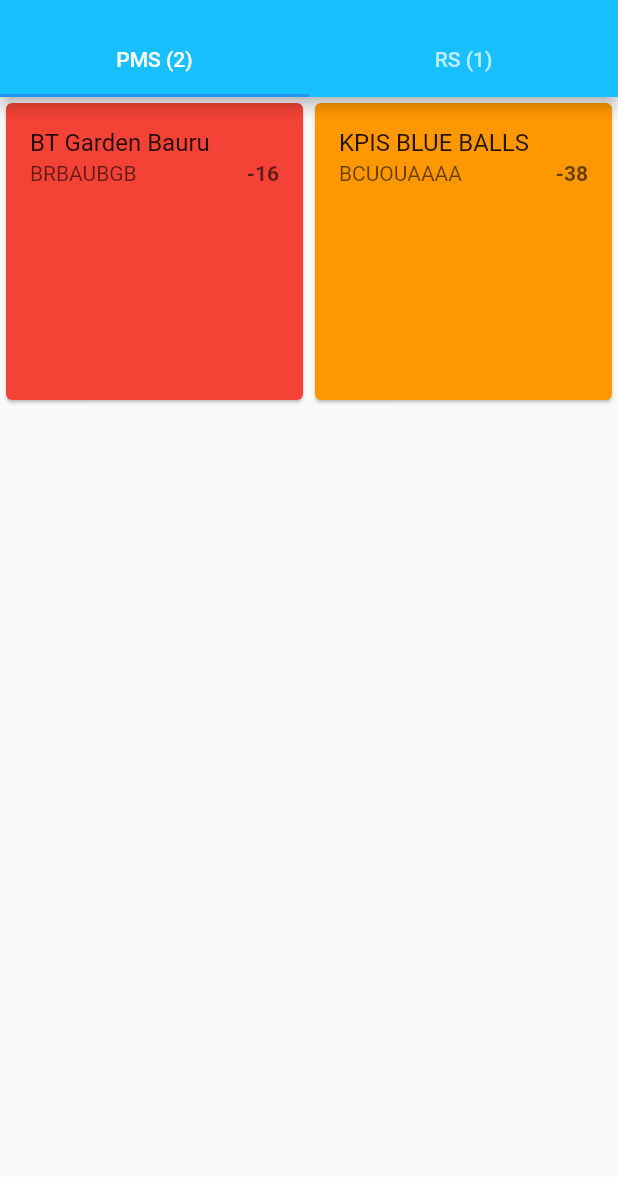
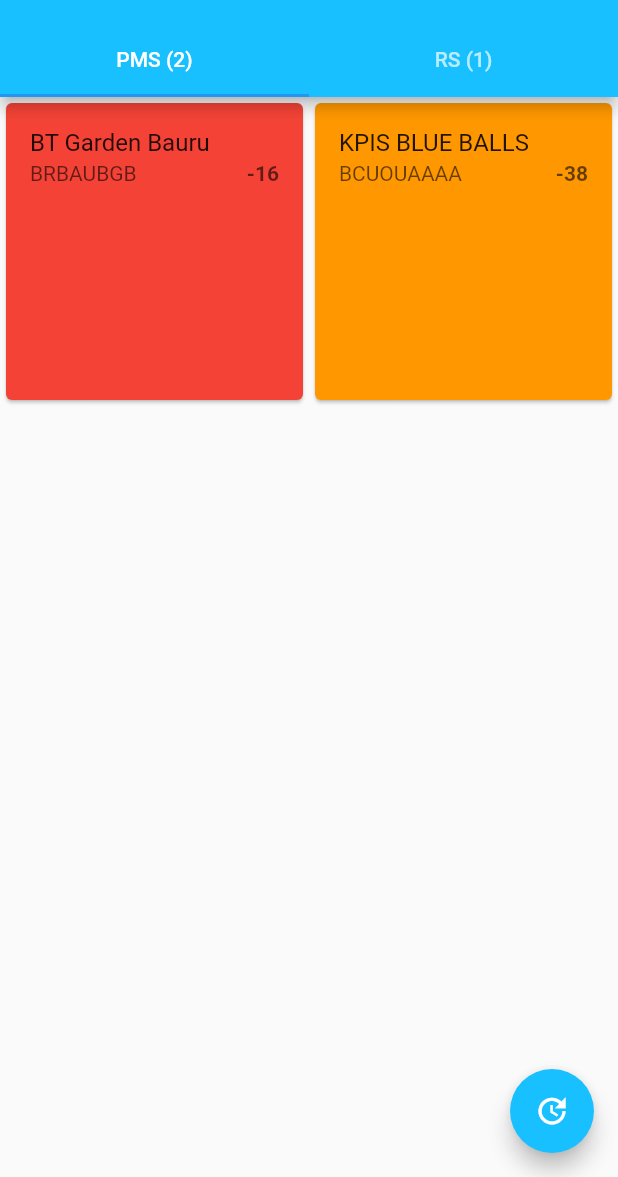
Before and after one commit to Sysnando/monitoring-system, a Flutter app: the screen it shows after launch, on a phone screen of 412 x 824 dp, the part 59-1236 px from its top. Run offline on Flutter 3.47's test engine with Material 2 defaults, Android fonts, the light colour scheme and no system bars.

Commit message:
refresh tab titles and content

```diff
--- a/lib/main.dart
+++ b/lib/main.dart
@@ -1,4 +1,3 @@
-import 'package:climber_monitoring/model/hotel.dart';
 import 'package:climber_monitoring/service/hotel.service.dart';
 import 'package:flutter/material.dart';
 
@@ -17,172 +16,8 @@ class ClimberApp extends StatelessWidget {
       title: appTitle,
       home: DefaultTabController(
         length: 2,
-        child: HomePage(title: appTitle)
-
+        child: HotelPage(title: appTitle)
       )
     );
   }
 }
-
-
-// class HomePage extends StatefulWidget {
-
-//   final String title;
-//   const HomePage({ Key? key, required this.title}) : super(key: key);
-
-//   @override
-//   State<HomePage> createState() => _HomePageState(title: title);
-// }
-
-// class _HomePageState extends State<HomePage> {
-
-//   _HomePageState({ required this.title});
-
-//   final String title;
-//   List<Hotel> hotelList = hotelService.fetchHotels();
-
-//   @override
-//   Widget build(BuildContext context) {
-//     return Scaffold(
-//       appBar: AppBar(
-//         title: Text(title),
-//         backgroundColor: const Color.fromRGBO(25, 192, 255, 1),
-//         bottom: TabBar(tabs: [
-//           Tab(text: 'PMS (' + hotelService.countByIntegration(hotelList, HotelIntegrationType.KpisCalculatedTime).toString() + ')'),
-//           Tab(text: 'RS (' + hotelService.countByIntegration(hotelList, HotelIntegrationType.RatesCalculatedTime).toString() + ')'),
-//         ],)
-//       ),
-//       body: RefreshIndicator(
-//         onRefresh: () async {
-//           print('entrou aqui 2');
-//           await Future.delayed(Duration(seconds: 2));
-//           updateData();
-//         },
-//         child: TabBarView(children: hotelService.buildHotels(hotelList)),
-//         color: Colors.white,
-//         backgroundColor: Colors.purple,
-//         triggerMode: RefreshIndicatorTriggerMode.anywhere,
-//       )
-//     );
-//   }
-
-//   void updateData(){
-//     print('entrou aqui ');
-//     hotelList = hotelService.fetchHotels1();
-
-//     setState(() {});
-//   }
-// }
-
-class HomePage extends StatelessWidget {
-  const HomePage({ Key? key, required this.title}) : super(key: key);
-
-  final String title;
-
-  @override
-  Widget build(BuildContext context) {
-
-    List<Hotel> hotelList = hotelService.fetchHotels();
-
-    return Scaffold(
-      appBar: AppBar(
-        title: Text(title),
-        backgroundColor: const Color.fromRGBO(25, 192, 255, 1),
-        bottom: TabBar(tabs: [
-          Tab(text: 'PMS (' + hotelService.countByIntegration(hotelList, HotelIntegrationType.KpisCalculatedTime).toString() + ')'),
-          Tab(text: 'RS (' + hotelService.countByIntegration(hotelList, HotelIntegrationType.RatesCalculatedTime).toString() + ')')
-        ],)
-      ),
-      body: TabBarView(children: hotelService.buildHotels(hotelList),
-      )
-    );
-  }
-}
-
-// class HotelTitle extends StatefulWidget {
-
-//   final List<Hotel> hotelList;
-//   final String integrationType;
-
-//   const HotelTitle({ Key? key, required this.hotelList, required this.integrationType }) : super(key: key);
-
-//   @override
-//   State<HotelTitle> createState() => _HotelTitleState(hotelList, this.integrationType);
-// }
-
-// class _HotelTitleState extends State<HotelTitle> {
-//   String _count = "";
-//   final List<Hotel> hotelList;
-//   final HotelIntegrationType integrationType;
-
-//   _HotelTitleState(this.hotelList, this.integrationType);
-
-//   void sum() {
-//     setState(() {
-//       _count = this.integrationType.name + '(' + hotelService.countByIntegration(this.hotelList, this.integrationType).toString() + ')';
-//     });
-//   }
-
-//   @override
-//   Widget build(BuildContext context) {
-//     return SizedBox(
-//       width: 18,
-//       child: SizedBox(
-//         child: Text(_count),
-//       ),
-//     );
-//   }
-// }
-
-
-// class FavoriteWidget extends StatefulWidget {
-//   const FavoriteWidget({Key? key}) : super(key: key);
-
-//   @override
-//   _FavoriteWidgetState createState() => _FavoriteWidgetState();
-
-// }
-
-// class _FavoriteWidgetState extends State<FavoriteWidget> {
-//   bool _isFavorited = true;
-//   int _favoriteCount = 41;
-
-//   void _toggleFavorite() {
-//     setState(() {
-//       if (_isFavorited) {
-//         _favoriteCount -= 1;
-//         _isFavorited = false;
-//       } else {
-//         _favoriteCount += 1;
-//         _isFavorited = true;
-//       }
-//     });
-//   }
-
-//   @override
-//   Widget build(BuildContext context) {
-//     return Row(
-//       mainAxisSize: MainAxisSize.min,
-//       children: [
-//         Container(
-//           padding: const EdgeInsets.all(0),
-//           child: IconButton(
-//             padding: const EdgeInsets.all(0),
-//             alignment: Alignment.centerRight,
-//             icon: (_isFavorited
-//                 ? const Icon(Icons.star)
-//                 : const Icon(Icons.star_border)),
-//             color: Colors.red[500],
-//             onPressed: _toggleFavorite,
-//           ),
-//         ),
-//         SizedBox(
-//           width: 18,
-//           child: SizedBox(
-//             child: Text('$_favoriteCount'),
-//           ),
-//         ),
-//       ],
-//     );
-//   }
-// }
--- a/lib/service/hotel.service.dart
+++ b/lib/service/hotel.service.dart
@@ -1,12 +1,13 @@
 import 'dart:convert';
 
+import 'package:climber_monitoring/main.dart';
 import 'package:climber_monitoring/model/hotel.dart';
 import 'package:flutter/material.dart';
 
 class HotelService {
 
   static const String response = '[{ "hotelId": 1001160, "hotelName": "BT Garden Bauru", "hotelCode": "BRBAUBGB", "integrationSLA": "KpisCalculatedTime", "lastUpdate": "2022-04-23T01:47:01.000+0000", "integrationStatus": 2, "hpId": 1000000}, { "hotelId": 100116099, "hotelName": "Blue Balls", "hotelCode": "XXXXNNNN", "integrationSLA": "RatesCalculatedTime", "lastUpdate": "2022-04-23T01:47:01.000+0000", "integrationStatus": 1, "hpId": 1000000}, { "hotelId": 100999099, "hotelName": "KPIS BLUE BALLS", "hotelCode": "BCUOUAAAA", "integrationSLA": "KpisCalculatedTime", "lastUpdate": "2022-04-01T01:47:01.000+0000", "integrationStatus": 1, "hpId": 1000000}]';
-  static const String response2 = '[{ "hotelId": 1001160, "hotelName": "BT Garden Bauru", "hotelCode": "BRBAUBGB", "integrationSLA": "KpisCalculatedTime", "lastUpdate": "2022-04-23T01:47:01.000+0000", "integrationStatus": 2, "hpId": 1000000}, { "hotelId": 100116099, "hotelName": "Blue Balls", "hotelCode": "XXXXNNNN", "integrationSLA": "RatesCalculatedTime", "lastUpdate": "2022-04-23T01:47:01.000+0000", "integrationStatus": 1, "hpId": 1000000}, { "hotelId": 100999099, "hotelName": "KPIS BLUE BALLS", "hotelCode": "BCUOUAAAA", "integrationSLA": "KpisCalculatedTime", "lastUpdate": "2022-04-01T01:47:01.000+0000", "integrationStatus": 1, "hpId": 1000000} , { "hotelId": 100999099, "hotelName": "KPIS BLUE BALLS", "hotelCode": "BCUOUAAAA", "integrationSLA": "KpisCalculatedTime", "lastUpdate": "2022-04-01T01:47:01.000+0000", "integrationStatus": 1, "hpId": 1000000}]';
+  static const String response2 = '[{ "hotelId": 1001160, "hotelName": "BT Garden Bauru", "hotelCode": "BRBAUBGB", "integrationSLA": "KpisCalculatedTime", "lastUpdate": "2022-04-23T01:47:01.000+0000", "integrationStatus": 2, "hpId": 1000000}, { "hotelId": 100116099, "hotelName": "Blue Balls", "hotelCode": "XXXXNNNN", "integrationSLA": "RatesCalculatedTime", "lastUpdate": "2022-04-23T01:47:01.000+0000", "integrationStatus": 1, "hpId": 1000000}, { "hotelId": 100999099, "hotelName": "KPIS BLUE BALLS", "hotelCode": "BCUOUAAAA", "integrationSLA": "KpisCalculatedTime", "lastUpdate": "2022-04-01T01:47:01.000+0000", "integrationStatus": 1, "hpId": 1000000} , { "hotelId": 100999099, "hotelName": "KPIS BLUE BALLS 2", "hotelCode": "BCUOUAAAA2", "integrationSLA": "KpisCalculatedTime", "lastUpdate": "2022-04-01T01:47:01.000+0000", "integrationStatus": 1, "hpId": 1000000}, { "hotelId": 100116099, "hotelName": "Blue Balls", "hotelCode": "XXXXNNNN2", "integrationSLA": "RatesCalculatedTime", "lastUpdate": "2022-04-23T01:47:01.000+0000", "integrationStatus": 1, "hpId": 1000000}]';
 
   List<Hotel> fetchHotels() {
     return parseHotels(response);
@@ -35,49 +36,81 @@ class HotelService {
 
 //-----Widgets-----
 
+class HotelPage extends StatefulWidget {
+  final String title;
+  const HotelPage({ Key? key, required this.title }) : super(key: key);
+
+  @override
+  State<HotelPage> createState() => _HotelPageState(this.title);
+}
+
+class _HotelPageState extends State<HotelPage> {
+
+  _HotelPageState(this.title);
+
+  final String title;
+  List<Hotel> hotels = hotelService.fetchHotels();
+
+  @override
+  Widget build(BuildContext context) {
+
+    return Scaffold(
+      appBar: AppBar(
+        title: Text(title),
+        backgroundColor: const Color.fromRGBO(25, 192, 255, 1),
+        bottom: TabBar(tabs: [
+          Tab(text: onTab(HotelIntegrationType.KpisCalculatedTime)),
+          Tab(text: onTab(HotelIntegrationType.RatesCalculatedTime)),
+        ],)
+      ),
+      body: TabBarView(children: hotelService.buildHotels(hotels),),
+      floatingActionButton: FloatingActionButton(
+        onPressed: refresh,
+        backgroundColor: const Color.fromRGBO(25, 192, 255, 1),
+        child: const Icon(Icons.update),
+
+      ),
+    );
+  }
+
+  void refresh() {
+    setState(() {
+      hotels = hotelService.fetchHotels1();
+    });
+  }
+
+  String onTab(HotelIntegrationType type){
+    switch(type) {
+      case HotelIntegrationType.KpisCalculatedTime:
+        return 'PMS (' + hotelService.countByIntegration(hotels, type).toString() + ')';
+      case HotelIntegrationType.RatesCalculatedTime:
+        return 'RS (' + hotelService.countByIntegration(hotels, type).toString() + ')';
+      default: {
+        return 'Others' + hotelService.countByIntegration(hotels, type).toString() + ')';
+      }
+    }
+  }
+}
+
 FutureBuilder<List<Hotel>> buildHotelWidget(Future<List<Hotel>> listHotels){
   return FutureBuilder<List<Hotel>>(
       future: listHotels,
       builder: (context, snapshot) {
-        if(snapshot.hasError) {
-          debugPrint(snapshot.error.toString());
-          return const Center(
-            child: Text('Unexpected error 1'),
-          );
-        } else if (snapshot.hasData) {
-          return HotelList(hotels: snapshot.data!);
-        } else {
-          return const Center(
-            child: CircularProgressIndicator(),
-          );
-        }
+        if(snapshot.hasError) { debugPrint(snapshot.error.toString()); return const Center(child: Text('Unexpected error'),); }
+        else if (snapshot.hasData) { return HotelList(hotels: snapshot.data!); }
+        else { return const Center(child: CircularProgressIndicator(),);}
       }
   );
 }
 
-class HotelList extends StatefulWidget {
+class HotelList extends StatelessWidget {
+  const HotelList({ Key? key, required this.hotels }) : super(key: key);
 
   final List<Hotel> hotels;
-  const HotelList({ Key? key, required this.hotels  }) : super(key: key);
-
-  @override
-  State<HotelList> createState() => _HotelListState(this.hotels);
-}
-
-class _HotelListState extends State<HotelList> {
-  final hotelService = HotelService();
-  List<Hotel> hotels;
-
-  _HotelListState(this.hotels);
 
   @override
   Widget build(BuildContext context) {
-    return RefreshIndicator(
-        onRefresh: () async {
-          await Future.delayed(Duration(seconds: 2));
-          updateData();
-        },
-        child: GridView.builder(
+    return GridView.builder(
       gridDelegate: const SliverGridDelegateWithFixedCrossAxisCount(
         crossAxisCount: 2,
       ),
@@ -85,36 +118,9 @@ class _HotelListState extends State<HotelList> {
       itemBuilder: (context, index) {
         return HotelStatusCard(hotel: hotels[index]);
       }
-        ),
-        color: Colors.white,
-        backgroundColor: Colors.purple,
-        triggerMode: RefreshIndicatorTriggerMode.anywhere,
     );
   }
-  void updateData(){
-    hotels = hotelService.fetchHotels1();
-    setState(() {});
 }
-}
-
-// class HotelList extends StatelessWidget {
-//   const HotelList({ Key? key, required this.hotels }) : super(key: key);
-
-//   final List<Hotel> hotels;
-
-//   @override
-//   Widget build(BuildContext context) {
-//     return GridView.builder(
-//       gridDelegate: const SliverGridDelegateWithFixedCrossAxisCount(
-//         crossAxisCount: 2,
-//       ),
-//       itemCount: hotels.length,
-//       itemBuilder: (context, index) {
-//         return HotelStatusCard(hotel: hotels[index]);
-//       }
-//     );
-//   }
-// }
 
 class HotelStatusCard extends StatelessWidget {
   const HotelStatusCard({ Key? key, required this.hotel }) : super(key: key);
@@ -123,6 +129,7 @@ class HotelStatusCard extends StatelessWidget {
 
   @override
   Widget build(BuildContext context) {
+
     return Card(
       color: hotel.getColor(),
       child: Column (
@@ -143,13 +150,6 @@ class HotelStatusCard extends StatelessWidget {
               ],
             ),
           ),
-          // Padding(
-          //   padding: const EdgeInsets.all(16.0),
-          //   child: Text(
-          //     'Delayed days: ' + hotel.integration.numberOfDays.toString(),
-          //     style: TextStyle(color: Colors.black.withOpacity(0.6), fontSize: 10),
-          //   ),
-          // )
         ],
       ),
     );
```
Lines whose indentation alone changed are shown as unchanged.
